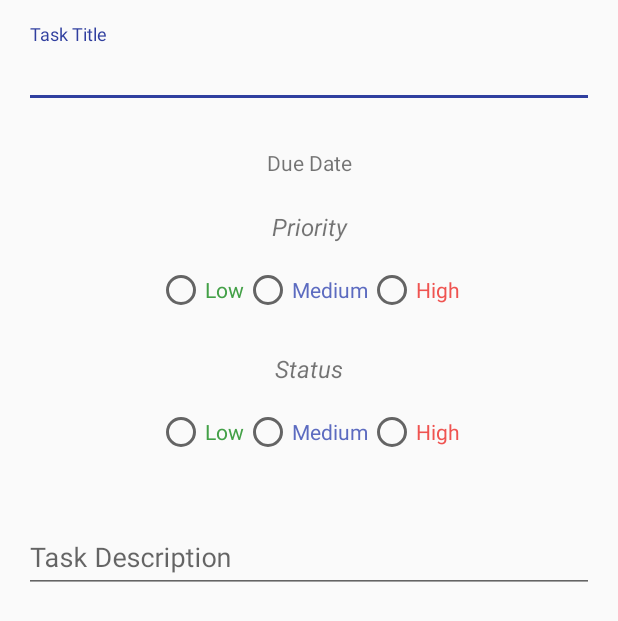
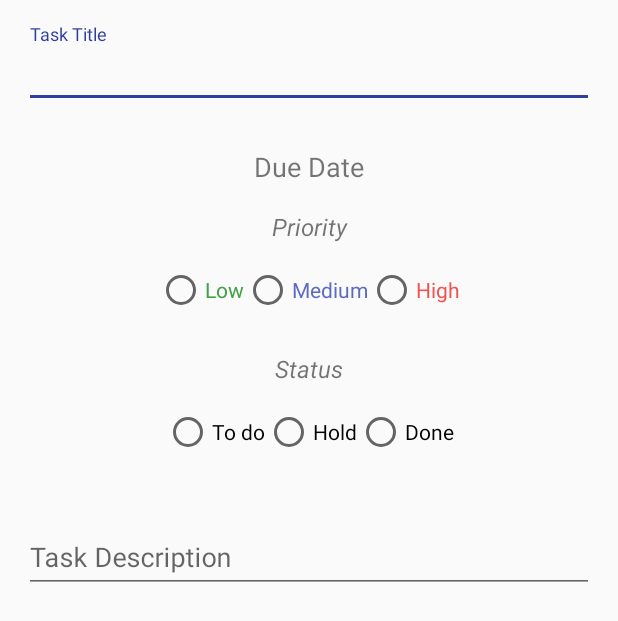
Before and after one commit to Mario0419/To-Do-App-Android, an Android app: the layout content_edit_item.xml on its own in the app's theme, with its tools: preview values and no code run, on a phone screen of 412 x 824 dp. Shown: the top 621 px of the screen. Run offline under Robolectric (Android 15) with nearby library versions, the phone set to English and light mode, and no system bars.

Commit message:
Worked on Date Text View

```diff
--- a/app/src/main/res/layout/content_edit_item.xml
+++ b/app/src/main/res/layout/content_edit_item.xml
@@ -42,6 +42,7 @@
                 android:layout_height="50dp"
                 android:layout_gravity="center"
                 android:textAlignment="center"
+                android:textSize="18dp"
                 android:layout_marginTop="18dp"
                 android:text="Due Date"
                 android:onClick="showDatePickerDialog"/>
@@ -125,23 +126,17 @@
                     android:id="@+id/radio_button_todo_status"
                     android:layout_width="wrap_content"
                     android:layout_height="wrap_content"
-                    android:text="@string/low"
-                    android:onClick="onRadioButtonClicked"
-                    android:textColor="@color/greenMaterial"/>
+                    android:text="@string/todo"/>
                 <RadioButton
                     android:id="@+id/radio_button_hold_status"
                     android:layout_width="wrap_content"
                     android:layout_height="wrap_content"
-                    android:text="@string/medium"
-                    android:onClick="onRadioButtonClicked"
-                    android:textColor="@color/indigoMaterial"/>
+                    android:text="@string/hold"/>
                 <RadioButton
                     android:id="@+id/radio_button_complete_status"
                     android:layout_width="wrap_content"
                     android:layout_height="wrap_content"
-                    android:text="@string/high"
-                    android:onClick="onRadioButtonClicked"
-                    android:textColor="@color/redMaterial"/>
+                    android:text="@string/done"/>
 
             </RadioGroup>
         </LinearLayout>
--- a/app/src/main/res/values/strings.xml
+++ b/app/src/main/res/values/strings.xml
@@ -17,4 +17,7 @@
     <string name="medium">Medium</string>
     <string name="high">High</string>
     <string name="priority">Priority</string>
+    <string name="todo">To do</string>
+    <string name="hold">Hold</string>
+    <string name="done">Done</string>
 </resources>
```
Also changed, not shown: app/src/main/java/com/mx3studios/to_do/DatePickerFragment.java (added, +65 -0 lines), app/src/main/java/com/mx3studios/to_do/EditItemActivity.java (+29 -48 lines).
